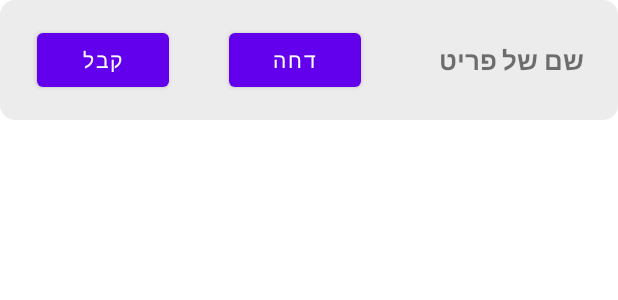
After one commit to UMenashe/Share-me, an Android app: the layout list_pending_item.xml on its own in the app's theme, with its tools: preview values and no code run, on a phone screen of 412 x 824 dp. The commit adds this screen. Shown: the top 300 px of the screen. Run offline under Robolectric (Android 15) with nearby library versions, the phone set to English and light mode, and no system bars.

```diff
--- a/app/src/main/java/com/example/shareme/GridItemsAdapter.java
+++ b/app/src/main/java/com/example/shareme/GridItemsAdapter.java
@@ -36,7 +36,7 @@ public class GridItemsAdapter extends ArrayAdapter<Docinfo> {
     @Override
     public View getView(int position, @Nullable View convertView, @NonNull ViewGroup parent) {
         String title = String.valueOf(getItem(position).getTitle());
-        String datetime = getItem(position).getLastUpdate();
+        String datetime = getItem(position).getCreateTime();
         String date = datetime.split("T")[0];
         LocalDate dateObj = LocalDate.parse(date);
         LocalDate dateObj2 = LocalDate.now();
--- a/app/src/main/java/com/example/shareme/ListItemTarget.java
+++ b/app/src/main/java/com/example/shareme/ListItemTarget.java
@@ -88,8 +88,8 @@ public class ListItemTarget {
 
     public String itemToCopyTxt(Map<String,String> names){
         String txt = "";
-
-        txt = txt + "● " + this.name +"- " + " " + "יעד" + ":" + this.targetCount + " " + " | " + "כמות" +":"+this.currentCount + "\n" + "משתתפים בפריט";
+        String s = isTargetComplete() ? "✔ " : "🔘 ";
+        txt = txt + s + this.name +"- " + " " + "יעד" + ":" + this.targetCount + " " + " | " + "כמות" +":"+this.currentCount + "\n" + "משתתפים בפריט";
         for (Map.Entry<String,Integer> entry : this.countPerUser.entrySet()){
             txt = txt + "\n" + "- " + names.get(entry.getKey()) + ":" + entry.getValue();
         }
--- /dev/null
+++ b/app/src/main/res/layout/list_pending_item.xml
@@ -0,0 +1,56 @@
+<?xml version="1.0" encoding="utf-8"?>
+<LinearLayout xmlns:android="http://schemas.android.com/apk/res/android"
+    xmlns:app="http://schemas.android.com/apk/res-auto"
+    android:layout_width="match_parent"
+    android:layout_height="80dp"
+    android:orientation="horizontal"
+    android:layoutDirection="rtl"
+    android:backgroundTint="@color/gray_400"
+    android:background="@drawable/shaperadius">
+
+    <LinearLayout
+        android:layout_width="wrap_content"
+        android:layout_height="match_parent"
+        android:layout_gravity="center"
+        android:layout_marginHorizontal="18dp"
+        android:orientation="horizontal">
+        <TextView
+            android:id="@+id/textreq"
+            android:layout_width="100dp"
+            android:layout_height="wrap_content"
+            android:layout_gravity="center"
+            android:text="שם של פריט"
+            android:textSize="17dp"
+            android:textStyle="bold" />
+    </LinearLayout>
+
+
+
+    <LinearLayout
+        android:layout_width="wrap_content"
+        android:layout_height="match_parent"
+        android:layoutDirection="ltr"
+        android:layout_weight="1"
+        android:orientation="horizontal">
+        <Button
+            android:id="@+id/btnconfirm"
+            android:layout_width="wrap_content"
+            android:layout_height="wrap_content"
+            android:layout_gravity="center"
+            android:layout_marginHorizontal="20dp"
+            android:clickable="true"
+            android:text="קבל" />
+
+        <Button
+            android:id="@+id/btnreject"
+            android:layout_width="wrap_content"
+            android:layout_height="wrap_content"
+            android:layout_gravity="center"
+            android:layout_marginHorizontal="20dp"
+            android:clickable="true"
+            android:text="דחה" />
+
+    </LinearLayout>
+
+
+</LinearLayout>
```
Also changed, not shown: app/src/main/AndroidManifest.xml (+13 -11 lines), app/src/main/java/com/example/shareme/Docinfo.java (+4 -4 lines), app/src/main/java/com/example/shareme/MainActivity.java (+23 -3 lines), app/src/main/java/com/example/shareme/PendingAdapter.java (added, +59 -0 lines), app/src/main/java/com/example/shareme/list_display.java (+31 -18 lines), app/src/main/java/com/example/shareme/share_copy.java (deleted, +0 -24 lines), app/src/main/java/com/example/shareme/view_pending.java (added, +72 -0 lines), app/src/main/res/layout/activity_view_pending.xml (renamed from app/src/main/res/layout/activity_share_copy.xml, +11 -7 lines), app/src/main/res/layout/list_item_details.xml (+0 -7 lines), app/src/main/res/drawable/emptystate.png (added).
